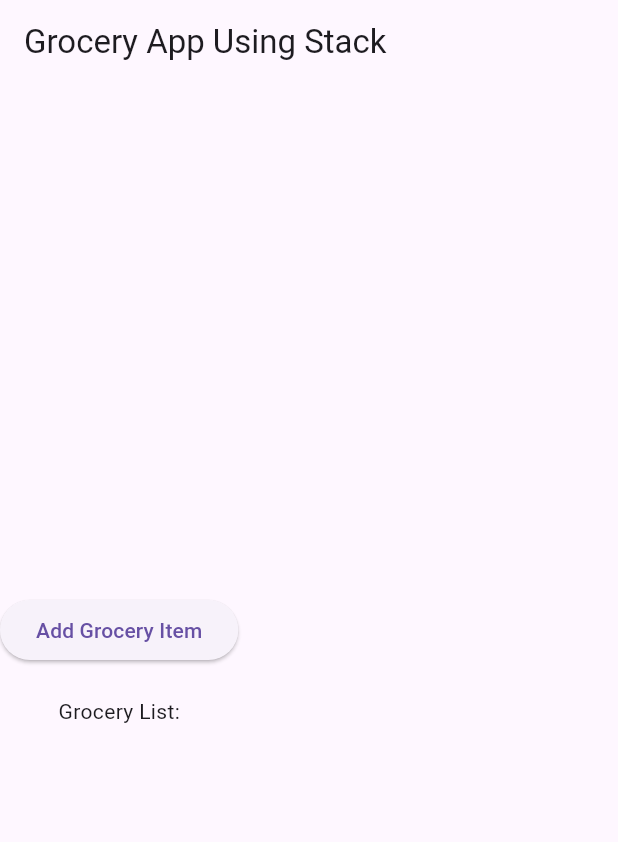
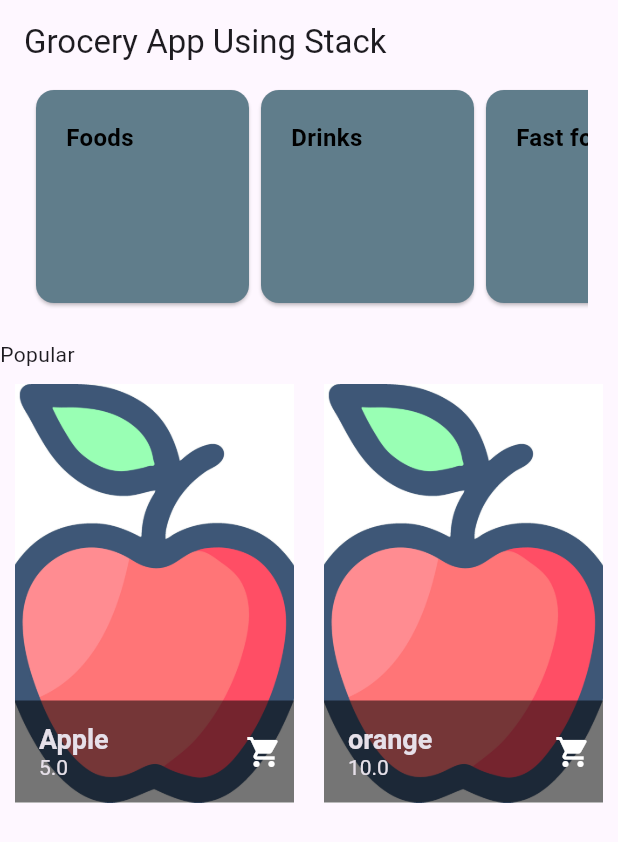
Before and after one commit to BabarShamsi-mset/The-Flutter-Way, a Flutter app: the screen it shows after launch, on a phone screen of 412 x 824 dp. Shown: the top 842 px of the screen. Run offline on Flutter 3.47's test engine with Material 3 defaults, Android fonts, the phone set to English and light mode, and no system bars; our stand-ins replace stacked.

Commit message:
home View UI with 2 components ready

```diff
--- /dev/null
+++ b/lib/Utils/custom_scroll.dart
@@ -0,0 +1,11 @@
+import 'package:flutter/gestures.dart';
+import 'package:flutter/material.dart';
+
+class MyCustomScrollBehavior extends MaterialScrollBehavior {
+  // Override behavior methods and getters like dragDevices
+  @override
+  Set<PointerDeviceKind> get dragDevices => {
+    PointerDeviceKind.touch,
+    PointerDeviceKind.mouse,
+  };
+}
--- a/lib/ViewModels/grocery_view_model.dart
+++ b/lib/ViewModels/grocery_view_model.dart
@@ -4,7 +4,11 @@ import 'package:my_flutter_calculator/models/grocery_model.dart';
 import 'package:stacked/stacked.dart';
 
 class GroceryViewModel extends BaseViewModel {
-  List<GroceryModel> _groceryList = [];
+  List<GroceryModel> _groceryList = [
+    GroceryModel(name: "Apple", price: 5, image: "assets/images/apple.png"),
+    GroceryModel(name: "orange",
+        price: 10, image: "assets/images/apple.png")
+  ];
 
   List<GroceryModel> get groceryList => _groceryList;
 
--- a/lib/models/grocery_model.dart
+++ b/lib/models/grocery_model.dart
@@ -3,6 +3,7 @@
 class GroceryModel {
   final double price;
   final String name;
+  final String image;
 
-  GroceryModel({required this.name, required this.price});
+  GroceryModel({required this.name, required this.price, required this.image});
 }
--- a/lib/views/grocery_view.dart
+++ b/lib/views/grocery_view.dart
@@ -1,4 +1,3 @@
-
 import 'package:flutter/cupertino.dart';
 import 'package:flutter/material.dart';
 import 'package:stacked/stacked.dart';
@@ -9,24 +8,107 @@ import '../models/grocery_model.dart';
 class GroceryView extends StatelessWidget {
   @override
   Widget build(BuildContext context) {
-    return ViewModelBuilder<GroceryViewModel>.reactive(viewModelBuilder: () => GroceryViewModel(),
+    return ViewModelBuilder<GroceryViewModel>.reactive(
+      viewModelBuilder: () => GroceryViewModel(),
       builder: (context, model, child) => Scaffold(
         appBar: AppBar(title: Text('Grocery App Using Stack')),
         body: Column(
-            mainAxisAlignment: MainAxisAlignment.center,
+          crossAxisAlignment: CrossAxisAlignment.stretch,
           children: [
-              ElevatedButton(onPressed: () {
-                model.addGroceryItem(GroceryModel(name: "Apple", price: 2.0));
-              }, child: Text('Add Grocery Item'),),
-              SizedBox(height: 20),
-              Text('Grocery List:'),
-              for(var item in model.groceryList)
-                ListTile(
-                  title: Text(item.name),
-                  subtitle: Text('\$${item.price}'),
+            HorizontalTilesList(),
+            const SizedBox(height: 20.0),
+            Text("Popular"),
+            Expanded(
+              child: GridView.builder(
+                padding: const EdgeInsets.all(10),
+                gridDelegate: const SliverGridDelegateWithMaxCrossAxisExtent(
+                    maxCrossAxisExtent: 200,
+                    childAspectRatio: 2 / 3,
+                    crossAxisSpacing: 20,
+                    mainAxisSpacing: 20),
+                itemCount: model.groceryList.length,
+                itemBuilder: (BuildContext context, index) {
+                  return GridTile(
+                      footer: GridTileBar(
+                        backgroundColor: Colors.black54,
+                        title: Text(
+                          model.groceryList[index].name,
+                          style: const TextStyle(
+                              fontSize: 18, fontWeight: FontWeight.bold),
+                        ),
+                        subtitle:
+                            Text(model.groceryList[index].price.toString()),
+                        trailing: const Icon(Icons.shopping_cart),
+                      ),
+                      // child: Image.network("https://www.kindacode.com/wp-content/uploads/2021/12/phone.jpeg", fit: BoxFit.cover));
+                      child: Image.asset(model.groceryList[index].image,
+                          fit: BoxFit.cover));
+                },
+              ),
+            ),
+          ],
+        ),
+      ),
+    );
+  }
+}
+
+class HorizontalTilesList extends StatelessWidget {
+  @override
+  Widget build(BuildContext context) {
+    return Container(
+      width: double.infinity,
+      height: 150,
+      padding: EdgeInsets.symmetric(horizontal: 20),
+      child: ListView(
+        scrollDirection: Axis.horizontal,
+        children: [
+          CustomListTile("Foods"),
+          CustomListTile("Drinks"),
+          CustomListTile("Fast food"),
+          CustomListTile("Vegetables"),
+          CustomListTile("Beverage"),
+          CustomListTile("Sweets"),
+          CustomListTile("Crockery"),
+        ],
+      ),
+    );
+  }
+}
+
+class CustomListTile extends StatelessWidget {
+  final String typeOfTile;
+
+   CustomListTile(this.typeOfTile);
+
+  @override
+  Widget build(BuildContext context) {
+    return Container(
+      width: 150,
+      child: Card(
+        color: Colors.blueGrey,
+        child: InkWell(
+          onTap: () {
+            // handle tap
+          },
+          child: Padding(
+            padding: const EdgeInsets.all(20.0),
+            child: Column(
+              crossAxisAlignment: CrossAxisAlignment.start,
+              children: [
+                Text(
+                  typeOfTile,
+                  style: const TextStyle(
+                    fontSize: 16,
+                    fontWeight: FontWeight.bold,
+                    color: Colors.black,
+                  ),
                 )
               ],
             ),
-        ));
+          ),
+        ),
+      ),
+    );
   }
 }
--- a/pubspec.yaml
+++ b/pubspec.yaml
@@ -54,6 +54,8 @@ dev_dependencies:
 
 # The following section is specific to Flutter packages.
 flutter:
+  assets:
+    - assets/images/
 
   # The following line ensures that the Material Icons font is
   # included with your application, so that you can use the icons in
```
Also changed, not shown: assets/images/apple.png (added), pubspec.lock, 1 other file. Lines whose indentation alone changed are shown as unchanged.
